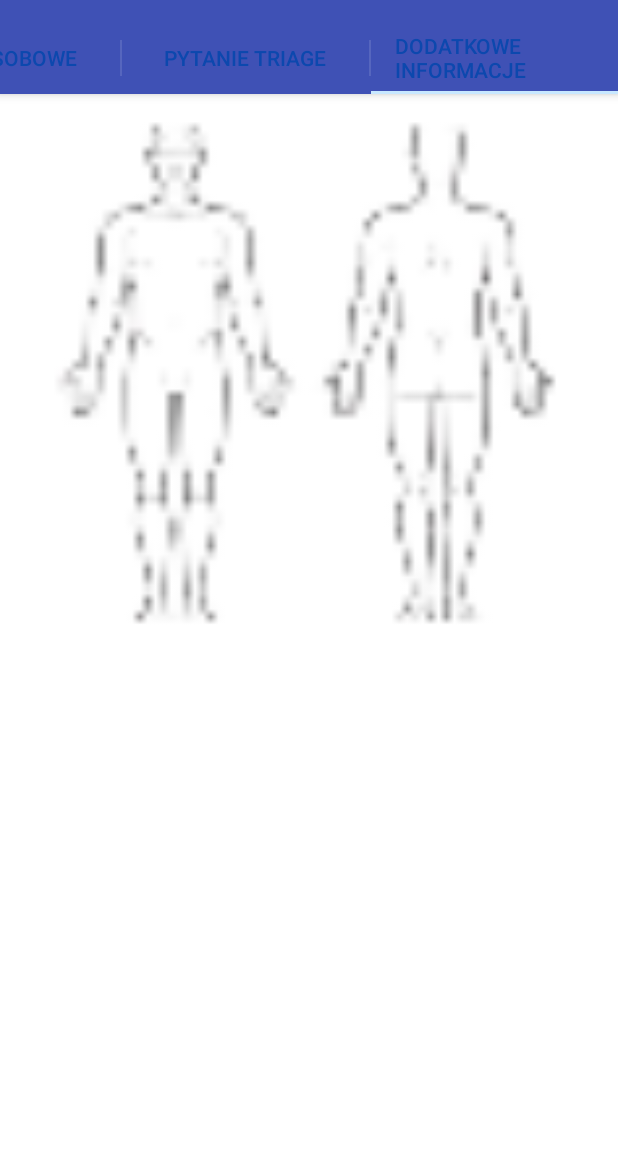
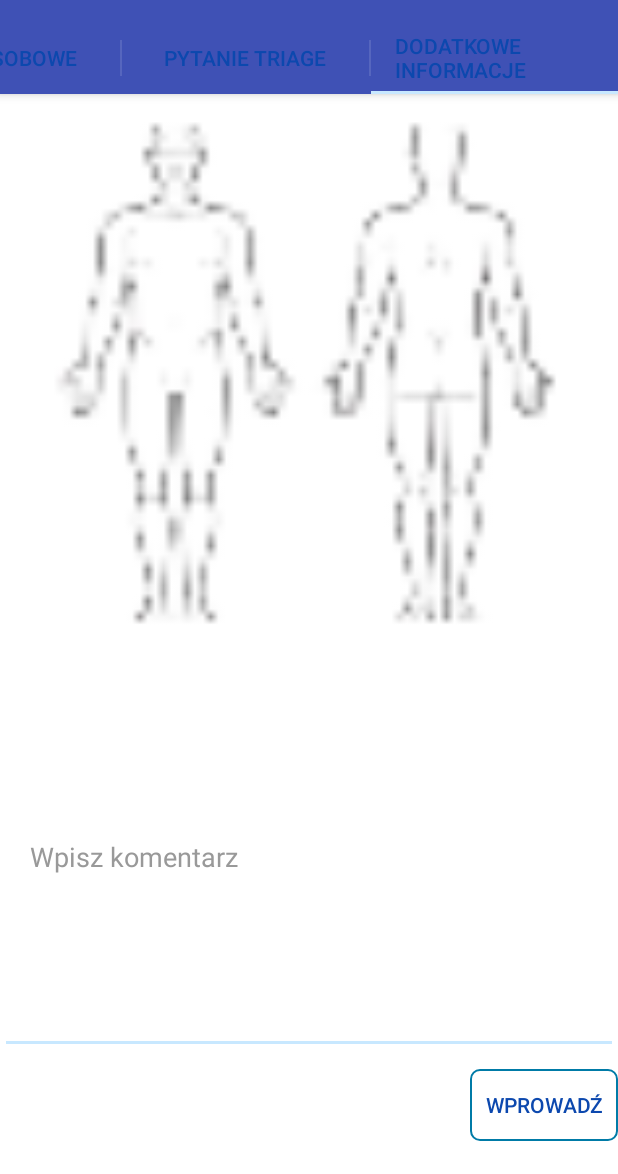
Before and after one commit to KOrzechowska/Inzynierka, an Android app: the NewActivity screen opened directly, with no data from a screen before it, tab 3 chosen, on a phone screen of 412 x 824 dp, the part 62-1236 px from its top. Run offline under Robolectric (Android 15) with nearby library versions, the phone set to English and light mode, and no system bars; 1 statement that could not run was skipped.

Commit message:
działa canvas :))

```diff
--- a/Projekt/app/src/main/java/com/example/kasia/projekt/DetailsFragment.java
+++ b/Projekt/app/src/main/java/com/example/kasia/projekt/DetailsFragment.java
@@ -7,11 +7,15 @@ import android.graphics.BitmapFactory;
 import android.graphics.Canvas;
 import android.graphics.Color;
 import android.graphics.Paint;
+import android.graphics.PorterDuff;
 import android.graphics.drawable.ShapeDrawable;
 import android.graphics.drawable.shapes.OvalShape;
 import android.os.Bundle;
+import android.os.Parcelable;
 import android.support.v4.app.Fragment;
 import android.util.Log;
+import android.util.Pair;
+import android.view.GestureDetector;
 import android.view.LayoutInflater;
 import android.view.MotionEvent;
 import android.view.View;
@@ -20,6 +24,8 @@ import android.widget.CheckBox;
 import android.widget.ImageView;
 import android.widget.TextView;
 import android.widget.Toast;
+
+import java.util.ArrayList;
 
 /**
  * Created by kasia on 29.08.15.
@@ -33,6 +39,9 @@ public class DetailsFragment extends Fragment  implements View.OnTouchListener{
     private boolean glowaP = false, reka2P = false, reka1P = false, brzuch = false, glowaT = false, reka1T = false, reka2T = false,
         plecy=false, noga1T=false,noga2T=false;
     Bitmap bitmapa;
+    ArrayList<int[]> list;
+    Pair glowaPwsp;
+    int [] glowaWsp;
    // public Context context;
 
     //private String napis;
@@ -50,9 +59,12 @@ public class DetailsFragment extends Fragment  implements View.OnTouchListener{
 
         View rootView = inflater.inflate(R.layout.fragment_szczegoly, container, false);
         Log.i("e3","start-e3");
+
+
         //napis = getArguments().getString("isAdult");
         //tekst = (TextView) rootView.findViewById(R.id.tekstCentrum);
         //tekst.setText(napis)
+        list = new ArrayList<int[]>();
 
         imageView = (ImageView)rootView.findViewById(R.id.image);
         img = (ImageView) rootView.findViewById(R.id.image_areas);
@@ -60,7 +72,8 @@ public class DetailsFragment extends Fragment  implements View.OnTouchListener{
         if (imageView != null) {
             imageView.setOnTouchListener(this);
 
-        }
+        }else {Log.i("obraz", "nie ma");}
+
        // addOnClickListener(rootView);
         /*Bitmap canvasBitmap = Bitmap.createBitmap(50,50, Bitmap.Config.ARGB_8888);
         Paint paint = new Paint();
@@ -128,10 +141,10 @@ public class DetailsFragment extends Fragment  implements View.OnTouchListener{
         }
     }
 
+
     @Override
     public boolean onTouch(View v, MotionEvent ev) {
         boolean handledHere = false;
-
 
         final int evX = (int) ev.getX();
         final int evY = (int) ev.getY();
@@ -146,7 +159,13 @@ public class DetailsFragment extends Fragment  implements View.OnTouchListener{
                 Toast.makeText(getActivity(),"czerwony",Toast.LENGTH_SHORT).show();
                 if (!glowaP) { // jesli jeszcze głowy nie zaznaczono
                     rysuj(evX, evY);
+                    glowaWsp = new int [2];
+                    glowaWsp[0] = evX; glowaWsp[1] = evY;
+                    list.add(glowaWsp);
                     glowaP = true;
+                }else{
+                    //canvas.drawCircle(evX, evY, 40, PorterDuff.Mode.CLEAR);
+                    //glowaP = false;
                 }
             }
             else if (ct.closeMatch (Color.BLUE, touchColor, tolerance)) {
@@ -218,6 +237,7 @@ public class DetailsFragment extends Fragment  implements View.OnTouchListener{
     }
 
     public void rysuj(int x, int y){
+        Log.i("punkty",String.valueOf(x)+" "+String.valueOf(y));
         imageView.setDrawingCacheEnabled(true);
         bitmapa = Bitmap.createBitmap(imageView.getDrawingCache());
         paint = new Paint();
@@ -230,7 +250,6 @@ public class DetailsFragment extends Fragment  implements View.OnTouchListener{
         imageView.setAdjustViewBounds(true);
         imageView.setImageBitmap(bitmapa);
     }
-
 
 
 
--- /dev/null
+++ b/Projekt/app/src/main/res/drawable/enter_button.xml
@@ -0,0 +1,37 @@
+<?xml version="1.0" encoding="utf-8"?>
+<selector xmlns:android="http://schemas.android.com/apk/res/android">
+    <item android:state_pressed="true" >
+        <shape>
+            <solid
+                android:color="#007FFF" />
+            <stroke
+                android:width="1dp"
+                android:color="#007BA7" />
+            <corners
+                android:radius="6dp" />
+            <padding
+                android:left="10dp"
+                android:top="10dp"
+                android:right="10dp"
+                android:bottom="10dp" />
+        </shape>
+    </item>
+    <item>
+        <shape>
+            <gradient007BA7
+                android:startColor="#007FFF"
+                android:endColor="#007BA7"
+                android:angle="270" />
+            <stroke
+                android:width="1dp"
+                android:color="#007BA7" />
+            <corners
+                android:radius="6dp" />
+            <padding
+                android:left="10dp"
+                android:top="10dp"
+                android:right="10dp"
+                android:bottom="10dp" />
+        </shape>
+    </item>
+</selector>
--- a/Projekt/app/src/main/res/layout/fragment_szczegoly.xml
+++ b/Projekt/app/src/main/res/layout/fragment_szczegoly.xml
@@ -1,7 +1,9 @@
 <?xml version="1.0" encoding="utf-8"?>
 <LinearLayout xmlns:android="http://schemas.android.com/apk/res/android"
     android:orientation="vertical" android:layout_width="match_parent"
-    android:layout_height="match_parent">
+    android:layout_height="match_parent"
+    android:layout_gravity="center"
+    android:weightSum="1">
 
     <FrameLayout
         android:layout_width="match_parent"
@@ -19,4 +21,26 @@
             android:src="@mipmap/ic_checkboxmen"/>
 
     </FrameLayout>
+    <EditText
+        android:layout_width="match_parent"
+        android:layout_height="wrap_content"
+        android:layout_marginBottom="10dp"
+        android:paddingLeft="20dp"
+        android:paddingRight="20dp"
+        android:id="@+id/comment"
+        android:hint="@string/uwagi"
+        android:textColor="@color/input_login"
+        android:textColorHint="@color/input_login_hint"
+        android:layout_weight="0.91" />
+
+    <Button
+        style="?android:attr/buttonStyleSmall"
+        android:layout_width="wrap_content"
+        android:layout_height="wrap_content"
+        android:text="@string/enter"
+        android:id="@+id/button4"
+        android:layout_gravity="right"
+        android:background="@drawable/enter_button"
+        />
+
 </LinearLayout>
--- a/Projekt/app/src/main/res/values/strings.xml
+++ b/Projekt/app/src/main/res/values/strings.xml
@@ -29,6 +29,8 @@
     <string name="duże">duże</string>
     <string name="opis">opis zdarzenia</string>
     <string name="nowe_zdarzenie">Dodaj zdarzenie</string>
+    <string name="uwagi">Wpisz komentarz</string>
+    <string name="enter">Wprowadź</string>
 
     <string name="hint_email">Email</string>
     <string name="hint_password">Password</string>
@@ -46,6 +48,7 @@
     <string name="add">DODAJ</string>
     <string name="cancel">ANULUJ</string>
     <string name="for_edit">Zmienić status istniejącego pacjenta?</string>
-    <string name="edit_message">Pojawi się formularz z możliwością zmian statusu danego pacjenta</string>
+    <string name="edit_message">Pojawi się formularz z możliwością zmian statusu danego pacjenta. Zbliż tag NFC.</string>
+    <string name="nfcTag">Zbliż odpowiedni tag NFC</string>
     <string name="edit">ZMIEŃ</string>
 </resources>
```
Also changed, not shown: Projekt/app/src/main/java/com/example/kasia/projekt/GamesFragment.java (+7 -7 lines), Projekt/app/src/main/java/com/example/kasia/projekt/MainActivity.java (+24 -0 lines), Projekt/app/src/main/java/com/example/kasia/projekt/NewActivity.java (+23 -12 lines), Projekt/app/src/main/java/com/example/kasia/projekt/TriageTypeActivity.java (+23 -0 lines), Projekt/app/src/main/res/layout/fragment_games.xml (+28 -14 lines).
